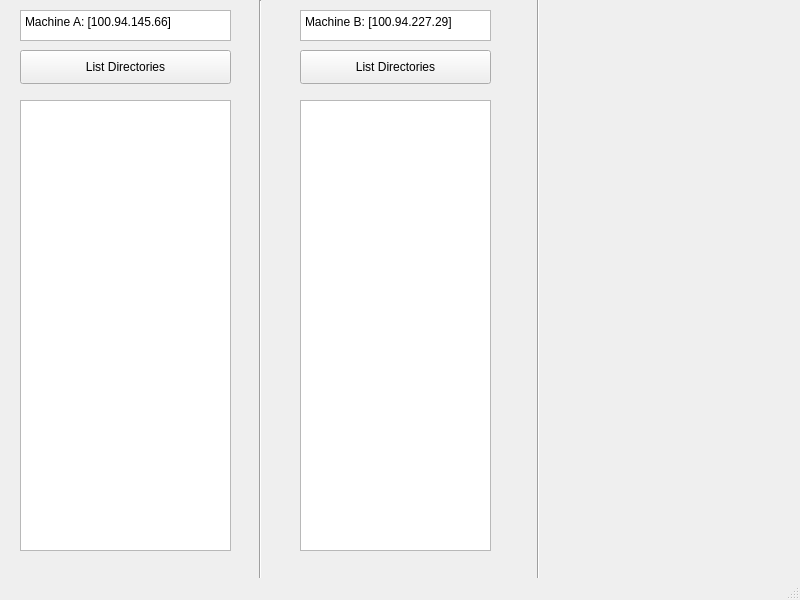
Old version of the form DirZero.ui in the repository small-root/DirZero.
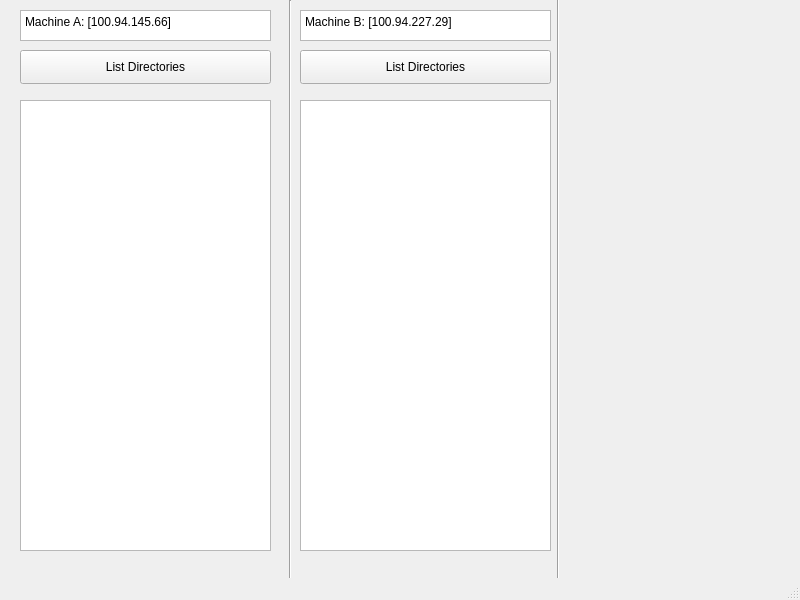
New version of the form.

Commit message: Both Target Test Machine's can be listed, parsing to be done soon

```diff
--- a/DirZero.ui
+++ b/DirZero.ui
@@ -19,7 +19,7 @@
      <rect>
       <x>20</x>
       <y>10</y>
-      <width>211</width>
+      <width>251</width>
       <height>31</height>
      </rect>
     </property>
@@ -32,7 +32,7 @@
      <rect>
       <x>20</x>
       <y>50</y>
-      <width>211</width>
+      <width>251</width>
       <height>34</height>
      </rect>
     </property>
@@ -45,7 +45,7 @@
      <rect>
       <x>300</x>
       <y>10</y>
-      <width>191</width>
+      <width>251</width>
       <height>31</height>
      </rect>
     </property>
@@ -58,7 +58,7 @@
      <rect>
       <x>300</x>
       <y>50</y>
-      <width>191</width>
+      <width>251</width>
       <height>34</height>
      </rect>
     </property>
@@ -69,7 +69,7 @@
    <widget class="Line" name="line">
     <property name="geometry">
      <rect>
-      <x>250</x>
+      <x>280</x>
       <y>0</y>
       <width>20</width>
       <height>601</height>
@@ -82,7 +82,7 @@
    <widget class="Line" name="line_2">
     <property name="geometry">
      <rect>
-      <x>530</x>
+      <x>550</x>
       <y>-10</y>
       <width>16</width>
       <height>591</height>
@@ -97,7 +97,7 @@
      <rect>
       <x>20</x>
       <y>100</y>
-      <width>211</width>
+      <width>251</width>
       <height>451</height>
      </rect>
     </property>
@@ -107,7 +107,7 @@
      <rect>
       <x>300</x>
       <y>100</y>
-      <width>191</width>
+      <width>251</width>
       <height>451</height>
      </rect>
     </property>
```
The commit also changes 1 other file.
